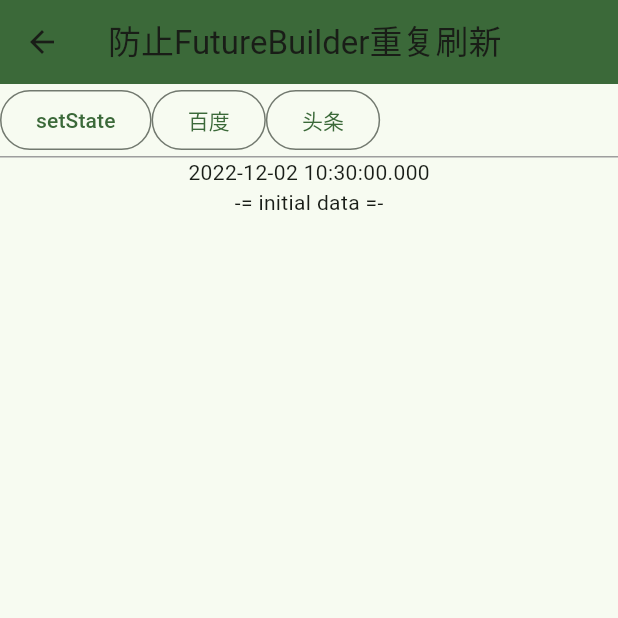
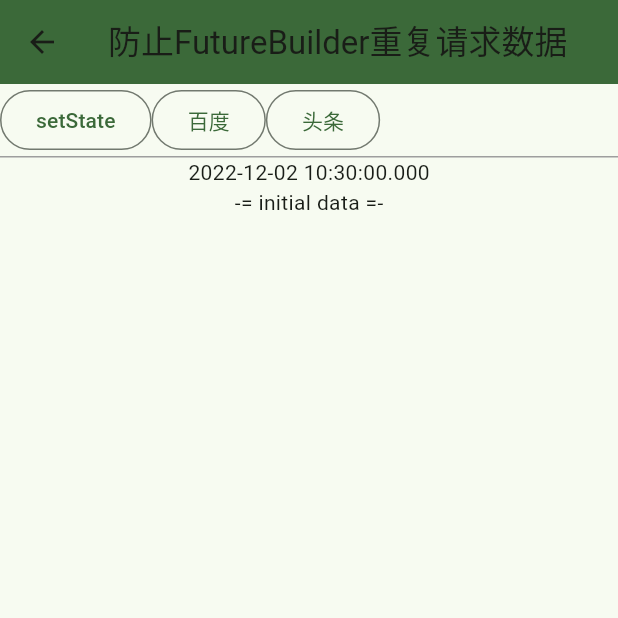
Before and after one commit to conghaonet/flutter_demo, a Flutter app: the FutureBuilderPage screen opened by its route, on a phone screen of 412 x 824 dp, the top half of it. Run offline on Flutter 3.47's test engine with Material 2 defaults, Android fonts, the phone set to English and light mode, and no system bars; our stand-ins replace go_router, scroll_to_index.

Commit message:
add future_builder_page.dart

```diff
--- a/lib/src/home_page.dart
+++ b/lib/src/home_page.dart
@@ -49,7 +49,7 @@ class HomePage extends StatelessWidget {
     "下拉刷新+上拉加载更多": "/${RefreshLoadMorePage.pagePathName}",
     "全局悬浮按钮": "/${FloatingTouchPage.pagePathName}",
     "测试HitTestBehavior": "/${HitTestBehaviorPage.pagePathName}",
-    "防止FutureBuilder重复刷新": "/${FutureBuilderPage.pagePathName}",
+    "防止FutureBuilder重复请求数据": "/${FutureBuilderPage.pagePathName}",
   };
 
 }
--- a/lib/src/page/future_builder_page.dart
+++ b/lib/src/page/future_builder_page.dart
@@ -39,7 +39,7 @@ class _FutureBuilderPageState extends State<FutureBuilderPage> {
   Widget build(BuildContext context) {
     return Scaffold(
       appBar: AppBar(
-        title: const Text('防止FutureBuilder重复刷新'),
+        title: const Text('防止FutureBuilder重复请求数据'),
       ),
       body: Column(
         children: [
```
